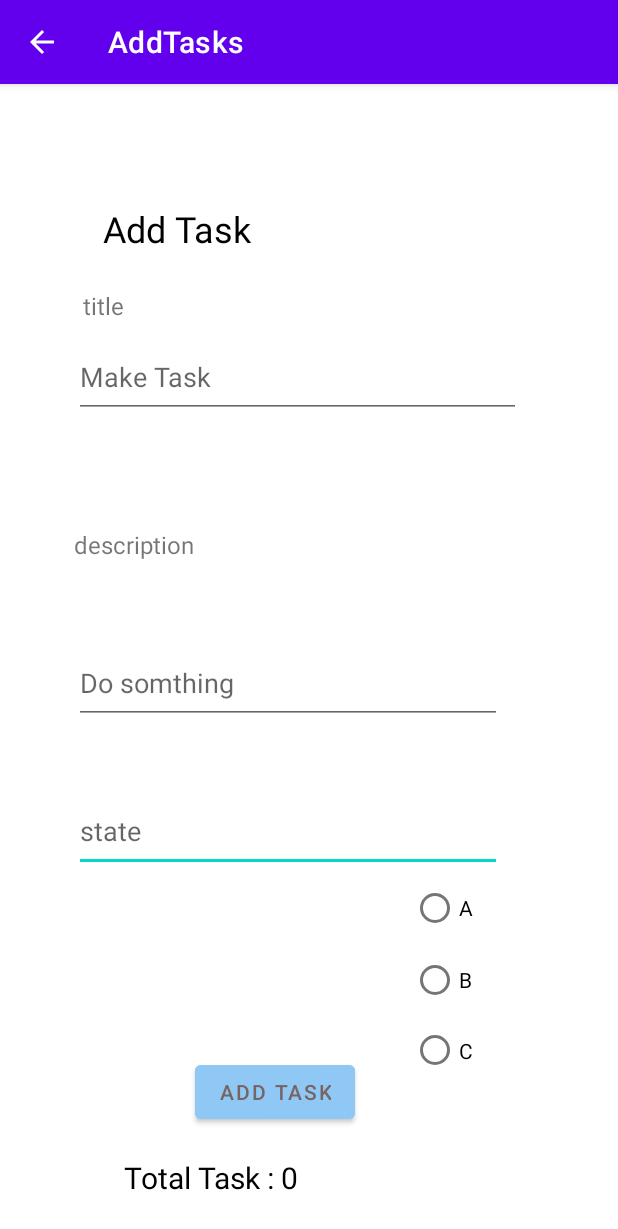
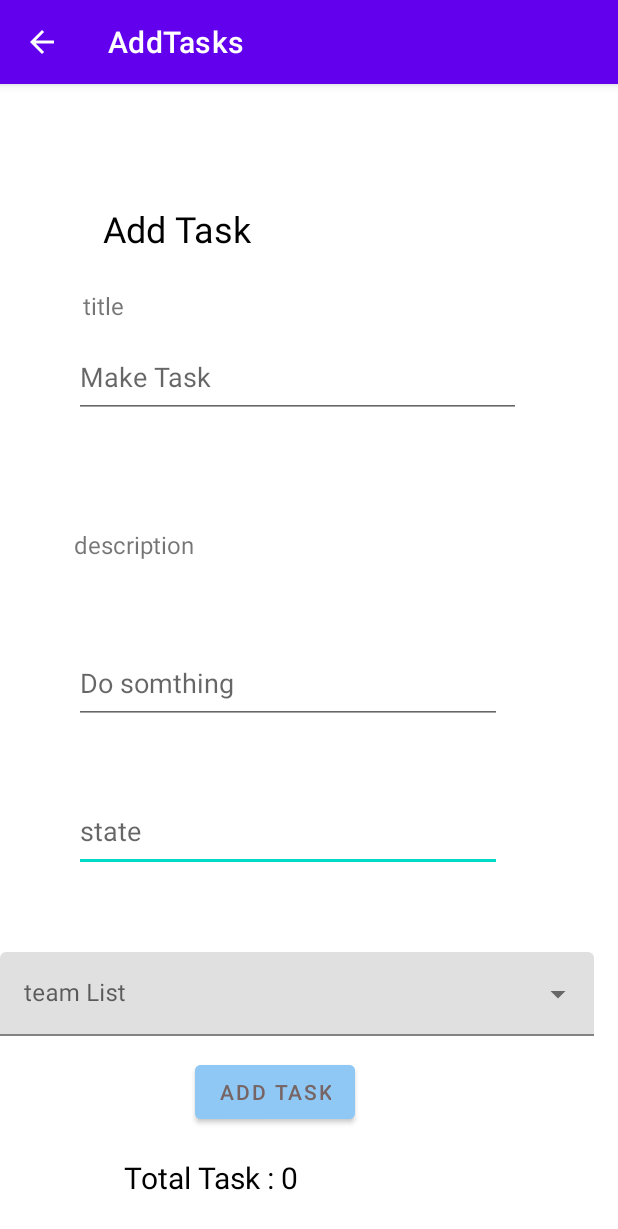
Before and after one commit to Ali-coder1996/taskmaster, an Android app: the AddTask screen opened directly, with no data from a screen before it, on a phone screen of 412 x 824 dp. Shown: the top 1229 px of the screen. Run offline under Robolectric (Android 15) with nearby library versions, the phone set to English and light mode, and no system bars; our stand-ins replace Room's generated code; libraries missing offline, so code that uses them is left out: com.amplifyframework.core.

Commit message:
aolve lab 33

```diff
--- a/app/src/main/res/layout/activity_add_task.xml
+++ b/app/src/main/res/layout/activity_add_task.xml
@@ -107,35 +107,29 @@
         app:layout_constraintTop_toBottomOf="@+id/mtask"
         app:layout_constraintVertical_bias="0.575" />
 
-    <RadioGroup
-        android:id="@+id/teams"
-        android:layout_width="wrap_content"
-        android:layout_height="142dp"
+    <com.google.android.material.textfield.TextInputLayout
+
+        android:id="@+id/textInputLayout"
+        style="@style/Widget.MaterialComponents.TextInputLayout.FilledBox.ExposedDropdownMenu"
+        android:layout_width="match_parent"
+        android:layout_height="wrap_content"
+        android:layout_marginTop="40dp"
+        android:hint="team List"
         app:layout_constraintBottom_toTopOf="@+id/fromAddTask"
         app:layout_constraintEnd_toEndOf="parent"
-        app:layout_constraintHorizontal_bias="0.752"
+        app:layout_constraintHorizontal_bias="0.0"
         app:layout_constraintStart_toStartOf="parent"
         app:layout_constraintTop_toBottomOf="@+id/stask"
-        app:layout_constraintVertical_bias="0.0">
+        tools:ignore="MissingConstraints">
 
-        <RadioButton
-            android:id="@+id/teamA"
-            android:layout_width="wrap_content"
-            android:layout_height="wrap_content"
-            android:text="A" />
-
-        <RadioButton
-            android:id="@+id/teamB"
-            android:layout_width="wrap_content"
-            android:layout_height="wrap_content"
-            android:text="B" />
-
-        <RadioButton
-            android:id="@+id/teamC"
+        <AutoCompleteTextView
+            android:id="@+id/menu"
             android:layout_width="match_parent"
             android:layout_height="wrap_content"
-            android:text="C" />
-    </RadioGroup>
+            android:layout_marginEnd="16dp"
+            android:layout_marginRight="16dp"
+            android:inputType="none" />
+    </com.google.android.material.textfield.TextInputLayout>
 
     <!--    <com.google.android.material.textfield.TextInputLayout-->
     <!--        style="@style/Widget.MaterialComponents.TextInputLayout.OutlinedBox"-->
```
Also changed, not shown: app/src/main/java/com/example/taskmaster/AddTask.java (+21 -39 lines), app/src/main/java/com/example/taskmaster/MainActivity.java (+29 -6 lines), app/src/main/java/com/example/taskmaster/SettingsPage.java (+5 -3 lines), app/src/main/res/drawable-anydpi/ic_team.xml (added, +11 -0 lines), app/src/main/res/layout/activity_settings_page.xml (+23 -0 lines), app/src/main/res/layout/list_item.xml (added, +9 -0 lines), app/src/main/java/com/amplifyframework/datastore/generated/model/AmplifyModelProvider.java, app/src/main/java/com/amplifyframework/datastore/generated/model/Task.java, app/src/main/java/com/amplifyframework/datastore/generated/model/Team.java, app/src/main/res/drawable-hdpi/ic_team.png (added), app/src/main/res/drawable-mdpi/ic_team.png (added), app/src/main/res/drawable-xhdpi/ic_team.png (added), app/src/main/res/drawable-xxhdpi/ic_team.png (added), 2 other files.
